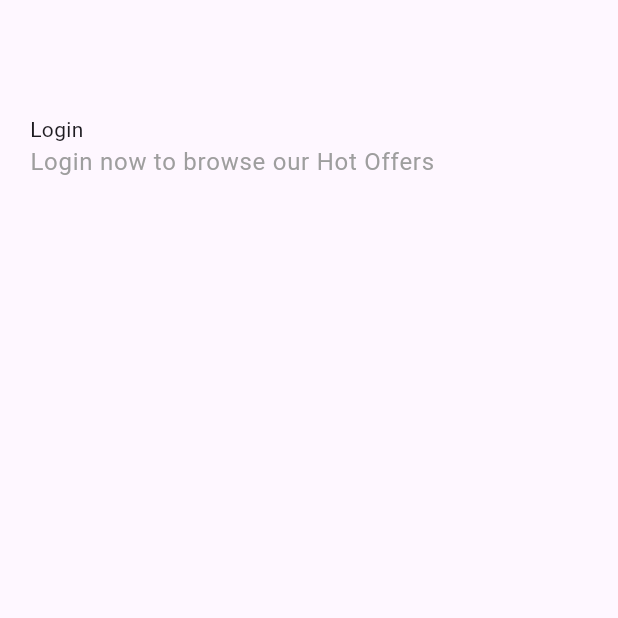
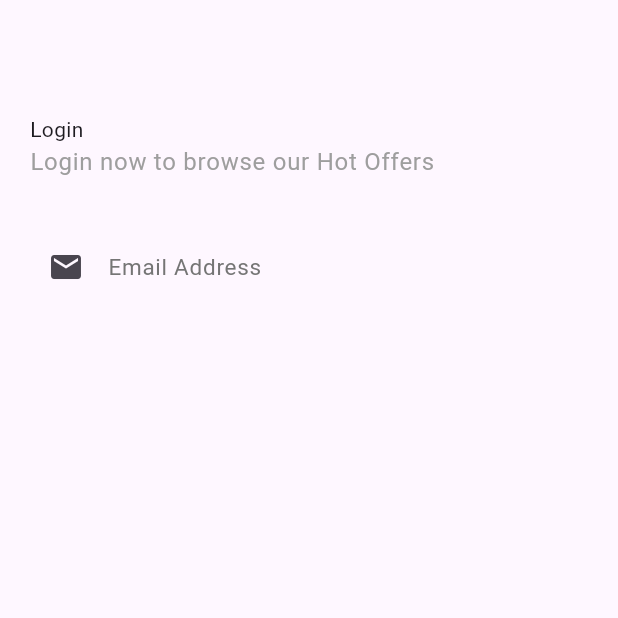
Before and after one commit to Nyuol96/eshtry, a Flutter app: the screen it shows after launch, after a tap on the "arrow forward ios" icon, after a tap on "SKIP", on a phone screen of 412 x 824 dp, the top half of it. Run offline on Flutter 3.47's test engine with Material 3 defaults, Android fonts, the phone set to English and light mode, and no system bars; our stand-ins replace animated_splash_screen, smooth_page_indicator; Roboto replaces fonts that are missing (Righteous).

Commit message:
set Up email and password controllers

```diff
--- a/lib/Widgets/loginScreen.dart
+++ b/lib/Widgets/loginScreen.dart
@@ -1,3 +1,4 @@
+import 'package:eshtry/components.dart';
 import 'package:flutter/material.dart';
 
 class LoginScreen extends StatelessWidget {
@@ -5,6 +6,8 @@ class LoginScreen extends StatelessWidget {
 
   @override
   Widget build(BuildContext context) {
+    var emailContorller = TextEditingController();
+    var passwordContorller = TextEditingController();
     return Scaffold(
       appBar: AppBar(),
       body: Padding(
@@ -21,6 +24,16 @@ class LoginScreen extends StatelessWidget {
           SizedBox(
             height: 30,
           ),
+          defaultFormField(
+              controller: emailContorller,
+              keyboardType: TextInputType.emailAddress,
+              prefixIcon: Icons.email,
+              // validate: (String value) {
+              //  if (value.isEmpty) {
+              //    return 'please enter your email address';
+              //   }
+              // },
+              label: 'Email Address'),
         ]),
       ),
     );
```
